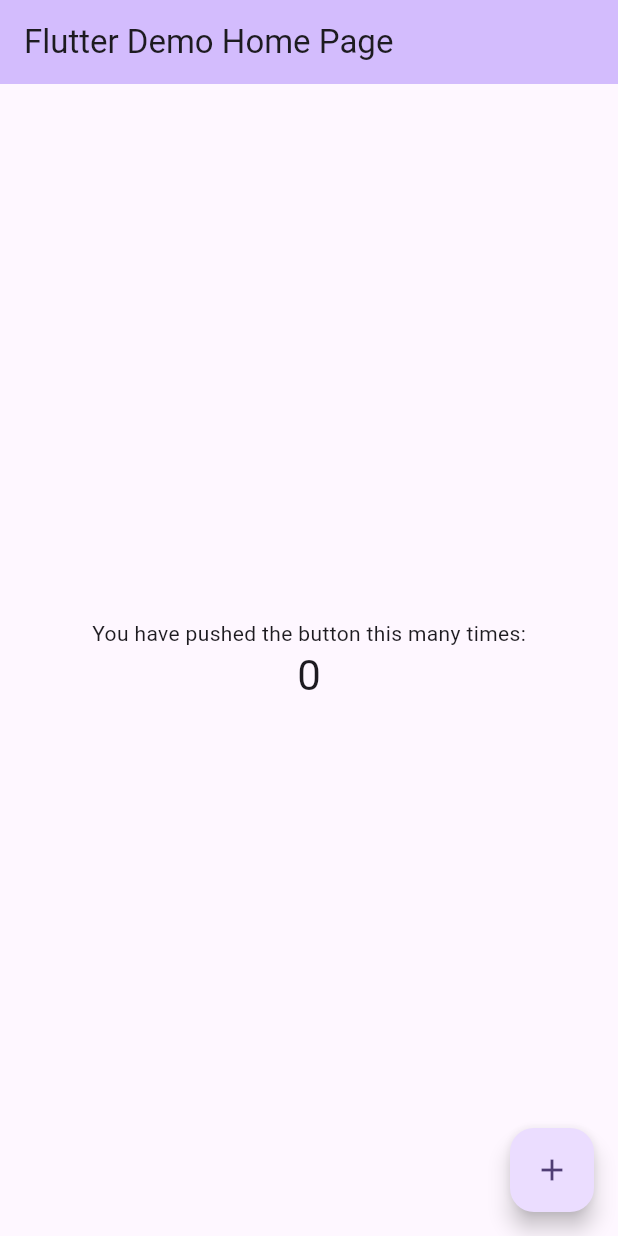
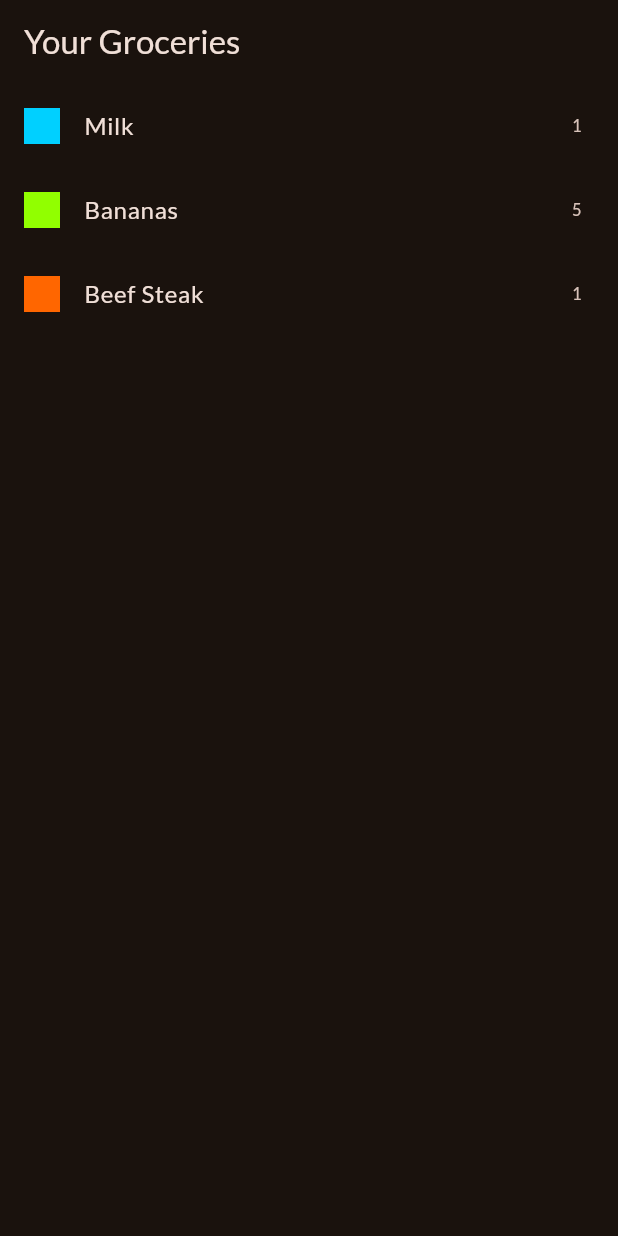
Before and after one commit to FadrialR/shopping_list_app, a Flutter app: the screen it shows after launch, on a phone screen of 412 x 824 dp. Run offline on Flutter 3.47's test engine with Material 3 defaults, Android fonts, the phone set to English and light mode, and no system bars; our stand-ins replace google_fonts.

Commit message:
Setup project

```diff
--- /dev/null
+++ b/lib/data/dummy_items.dart
@@ -0,0 +1,21 @@
+import 'package:shopping_list_app/models/category.dart';
+import 'package:shopping_list_app/models/grocery_item.dart';
+import 'package:shopping_list_app/data/categories.dart';
+
+var groceryItems = [
+  GroceryItem(
+      id: 'a',
+      name: 'Milk',
+      quantity: 1,
+      category: categories[Categories.dairy]!),
+  GroceryItem(
+      id: 'b',
+      name: 'Bananas',
+      quantity: 5,
+      category: categories[Categories.fruit]!),
+  GroceryItem(
+      id: 'c',
+      name: 'Beef Steak',
+      quantity: 1,
+      category: categories[Categories.meat]!),
+];
--- a/lib/main.dart
+++ b/lib/main.dart
@@ -1,4 +1,15 @@
 import 'package:flutter/material.dart';
+import 'package:google_fonts/google_fonts.dart';
+import 'package:shopping_list_app/widgets/grocery_list.dart';
+
+final theme = ThemeData(
+  useMaterial3: true,
+  colorScheme: ColorScheme.fromSeed(
+    brightness: Brightness.dark,
+    seedColor: const Color.fromARGB(255, 131, 57, 0),
+  ),
+  textTheme: GoogleFonts.latoTextTheme(),
+);
 
 void main() {
   runApp(const MyApp());
@@ -11,115 +22,10 @@ class MyApp extends StatelessWidget {
   @override
   Widget build(BuildContext context) {
     return MaterialApp(
-      title: 'Flutter Demo',
-      theme: ThemeData(
-        // This is the theme of your application.
-        //
-        // TRY THIS: Try running your application with "flutter run". You'll see
-        // the application has a purple toolbar. Then, without quitting the app,
-        // try changing the seedColor in the colorScheme below to Colors.green
-        // and then invoke "hot reload" (save your changes or press the "hot
-        // reload" button in a Flutter-supported IDE, or press "r" if you used
-        // the command line to start the app).
-        //
-        // Notice that the counter didn't reset back to zero; the application
-        // state is not lost during the reload. To reset the state, use hot
-        // restart instead.
-        //
-        // This works for code too, not just values: Most code changes can be
-        // tested with just a hot reload.
-        colorScheme: ColorScheme.fromSeed(seedColor: Colors.deepPurple),
-        useMaterial3: true,
-      ),
-      home: const MyHomePage(title: 'Flutter Demo Home Page'),
+      debugShowCheckedModeBanner: false,
+      title: 'Flutter Groceries',
+      theme: theme,
+      home: const GroceryList(),
     );
   }
 }
-
-class MyHomePage extends StatefulWidget {
-  const MyHomePage({super.key, required this.title});
-
-  // This widget is the home page of your application. It is stateful, meaning
-  // that it has a State object (defined below) that contains fields that affect
-  // how it looks.
-
-  // This class is the configuration for the state. It holds the values (in this
-  // case the title) provided by the parent (in this case the App widget) and
-  // used by the build method of the State. Fields in a Widget subclass are
-  // always marked "final".
-
-  final String title;
-
-  @override
-  State<MyHomePage> createState() => _MyHomePageState();
-}
-
-class _MyHomePageState extends State<MyHomePage> {
-  int _counter = 0;
-
-  void _incrementCounter() {
-    setState(() {
-      // This call to setState tells the Flutter framework that something has
-      // changed in this State, which causes it to rerun the build method below
-      // so that the display can reflect the updated values. If we changed
-      // _counter without calling setState(), then the build method would not be
-      // called again, and so nothing would appear to happen.
-      _counter++;
-    });
-  }
-
-  @override
-  Widget build(BuildContext context) {
-    // This method is rerun every time setState is called, for instance as done
-    // by the _incrementCounter method above.
-    //
-    // The Flutter framework has been optimized to make rerunning build methods
-    // fast, so that you can just rebuild anything that needs updating rather
-    // than having to individually change instances of widgets.
-    return Scaffold(
-      appBar: AppBar(
-        // TRY THIS: Try changing the color here to a specific color (to
-        // Colors.amber, perhaps?) and trigger a hot reload to see the AppBar
-        // change color while the other colors stay the same.
-        backgroundColor: Theme.of(context).colorScheme.inversePrimary,
-        // Here we take the value from the MyHomePage object that was created by
-        // the App.build method, and use it to set our appbar title.
-        title: Text(widget.title),
-      ),
-      body: Center(
-        // Center is a layout widget. It takes a single child and positions it
-        // in the middle of the parent.
-        child: Column(
-          // Column is also a layout widget. It takes a list of children and
-          // arranges them vertically. By default, it sizes itself to fit its
-          // children horizontally, and tries to be as tall as its parent.
-          //
-          // Column has various properties to control how it sizes itself and
-          // how it positions its children. Here we use mainAxisAlignment to
-          // center the children vertically; the main axis here is the vertical
-          // axis because Columns are vertical (the cross axis would be
-          // horizontal).
-          //
-          // TRY THIS: Invoke "debug painting" (choose the "Toggle Debug Paint"
-          // action in the IDE, or press "p" in the console), to see the
-          // wireframe for each widget.
-          mainAxisAlignment: MainAxisAlignment.center,
-          children: <Widget>[
-            const Text(
-              'You have pushed the button this many times:',
-            ),
-            Text(
-              '$_counter',
-              style: Theme.of(context).textTheme.headlineMedium,
-            ),
-          ],
-        ),
-      ),
-      floatingActionButton: FloatingActionButton(
-        onPressed: _incrementCounter,
-        tooltip: 'Increment',
-        child: const Icon(Icons.add),
-      ), // This trailing comma makes auto-formatting nicer for build methods.
-    );
-  }
-}
--- /dev/null
+++ b/lib/widgets/grocery_list.dart
@@ -0,0 +1,29 @@
+import 'package:flutter/material.dart';
+import 'package:shopping_list_app/data/dummy_items.dart';
+
+class GroceryList extends StatelessWidget {
+  const GroceryList({super.key});
+
+  @override
+  Widget build(BuildContext context) {
+    return Scaffold(
+      appBar: AppBar(
+        title: const Text('Your Groceries'),
+      ),
+      body: ListView.builder(
+        itemCount: groceryItems.length,
+        itemBuilder: (ctx, index) => ListTile(
+          title: Text(groceryItems[index].name),
+          leading: Container(
+            width: 24,
+            height: 24,
+            color: groceryItems[index].category.color,
+          ),
+          trailing: Text(
+            groceryItems[index].quantity.toString(),
+          ),
+        ),
+      ),
+    );
+  }
+}
--- a/pubspec.yaml
+++ b/pubspec.yaml
@@ -35,6 +35,7 @@ dependencies:
   # The following adds the Cupertino Icons font to your application.
   # Use with the CupertinoIcons class for iOS style icons.
   cupertino_icons: ^1.0.8
+  google_fonts: ^6.2.1
 
 dev_dependencies:
   flutter_test:
```
Also changed, not shown: lib/data/categories.dart (added, +46 -0 lines), lib/models/category.dart (added, +21 -0 lines), lib/models/grocery_item.dart (added, +15 -0 lines), pubspec.lock, 1 other file.
